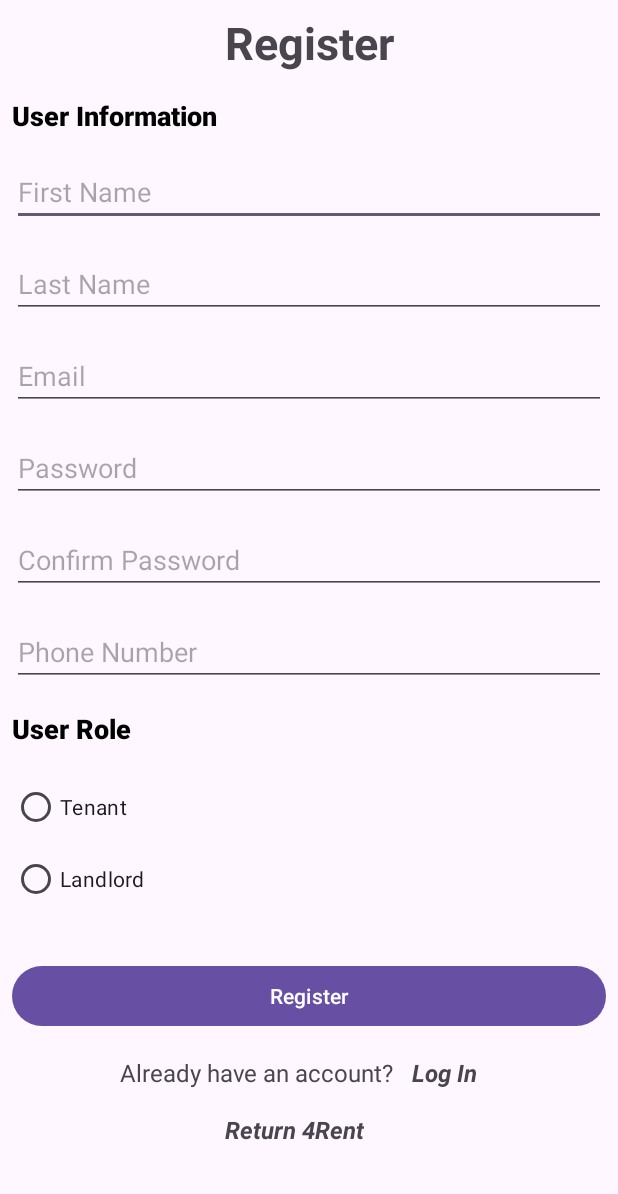
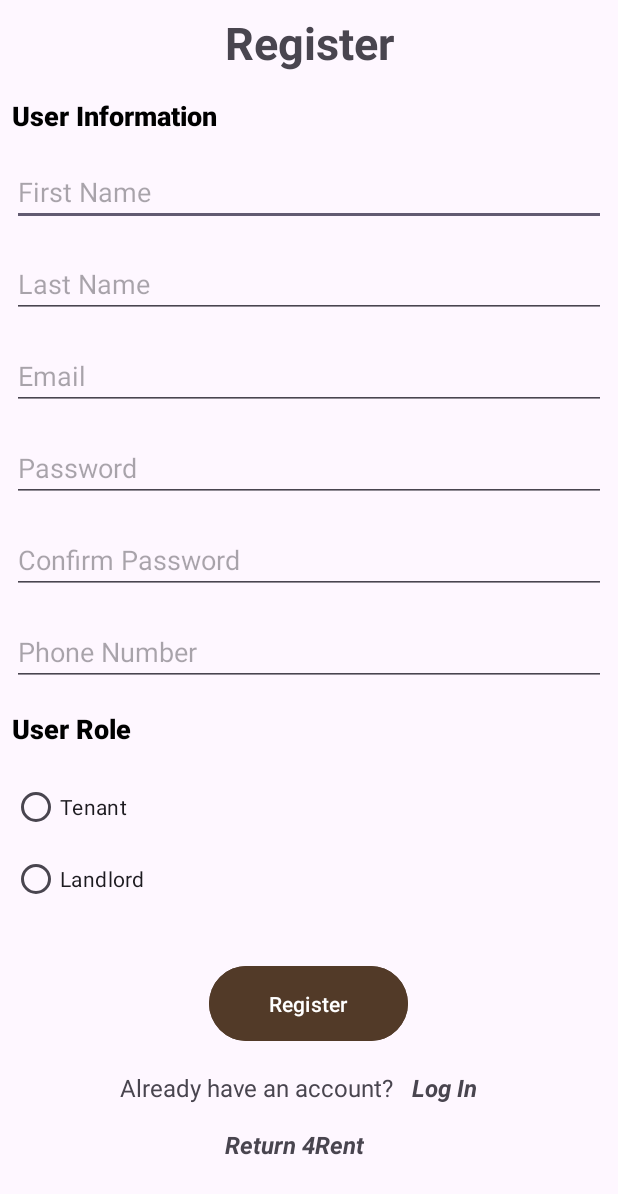
Before and after one commit to AlfieGBC/Group4_4Rent, an Android app: the screen it shows after launch (RegisterActivity), in the options menu, after a tap on "Sign Up", on a phone screen of 412 x 824 dp. Shown: the top 1194 px of the screen. Run offline under Robolectric (Android 15) with nearby library versions, the phone set to English and light mode, and no system bars; our stand-ins replace Firebase (no records; nobody signed in at launch, a user with empty details on screens opened directly).

Commit message:
Navigation part for Landlord fixed,UI fix for Login and Register page

```diff
--- a/app/src/main/res/layout/activity_register.xml
+++ b/app/src/main/res/layout/activity_register.xml
@@ -105,10 +105,16 @@
 
     <Button
         android:id="@+id/btn_register"
-        android:layout_width="match_parent"
+        android:layout_width="wrap_content"
         android:layout_height="wrap_content"
         android:layout_margin="8dp"
-        android:text="Register" />
+        android:text="Register"
+        android:layout_gravity="center"
+        android:paddingEnd="40dp"
+        android:paddingStart="40dp"
+        android:paddingTop="15dp"
+        android:paddingBottom="15dp"
+        android:backgroundTint="#523A28"/>
 
     <RelativeLayout
         android:layout_width="match_parent"
--- a/build.gradle.kts
+++ b/build.gradle.kts
@@ -1,6 +1,6 @@
 // Top-level build file where you can add configuration options common to all sub-projects/modules.
 plugins {
-    id("com.android.application") version "8.2.0" apply false
+    id("com.android.application") version "8.1.2" apply false
     id("org.jetbrains.kotlin.android") version "1.9.0" apply false
 
     // Add the dependency for the Google services Gradle plugin
```
Also changed, not shown: app/src/main/java/com/pp/a4rent/ProfileActivity.kt (+27 -27 lines), app/src/main/java/com/pp/a4rent/RentalFormActivity.kt (+4 -4 lines), app/src/main/java/com/pp/a4rent/screens/LoginActivity.kt (+0 -7 lines), app/src/main/java/com/pp/a4rent/screens/TenantProfileInfoActivity.kt (+16 -9 lines), app/src/main/res/layout/activity_login.xml (+12 -4 lines).
